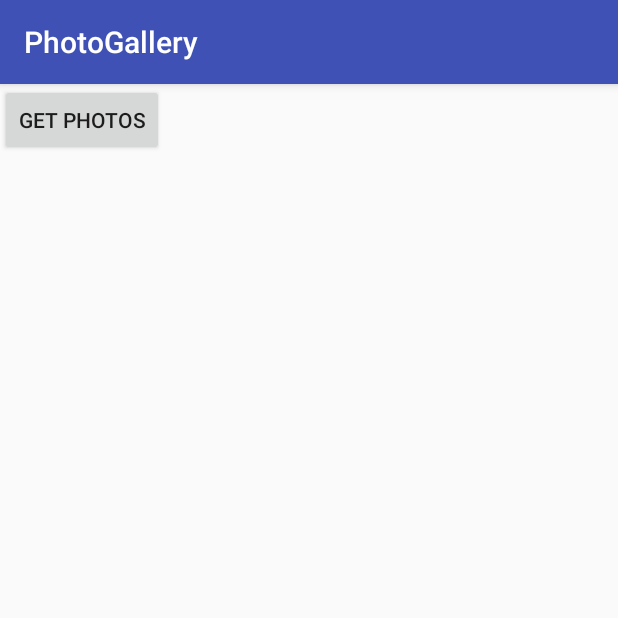
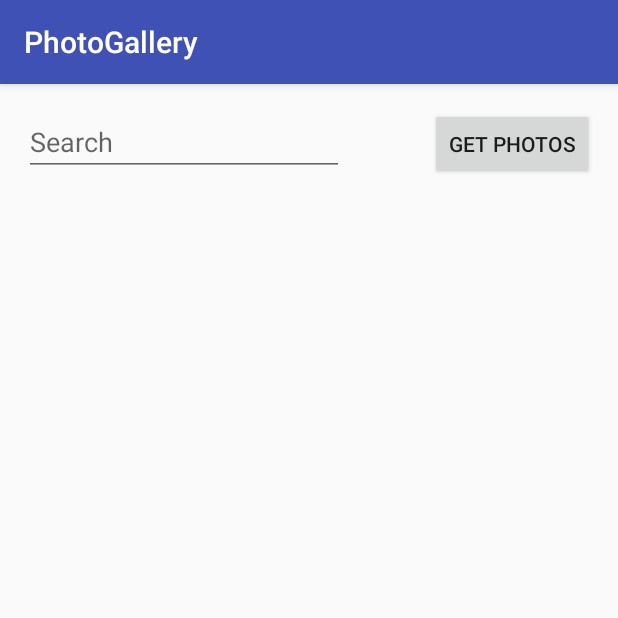
Before and after one commit to ramesgop/PhotoGallery, an Android app: the screen it shows after launch (MainActivity), after a tap on "GET PHOTOS", on a phone screen of 412 x 824 dp, the top half of it. Run offline under Robolectric (Android 15) with nearby library versions, the phone set to English and light mode, and no system bars.

```diff
--- /dev/null
+++ b/app/src/main/java/com/example/ramesgop/photogallery/IPhotoSearchCallback.java
@@ -0,0 +1,8 @@
+package com.example.ramesgop.photogallery;
+
+import java.util.ArrayList;
+
+interface IPhotoSearchCallback {
+
+    void onPhotosAvailable(ArrayList<Photo> result);
+}
--- a/app/src/main/java/com/example/ramesgop/photogallery/MainActivity.java
+++ b/app/src/main/java/com/example/ramesgop/photogallery/MainActivity.java
@@ -1,6 +1,7 @@
 package com.example.ramesgop.photogallery;
 
 import android.app.ProgressDialog;
+import android.content.Context;
 import android.os.AsyncTask;
 import android.os.Bundle;
 import android.support.v7.app.AppCompatActivity;
@@ -9,22 +10,31 @@ import android.support.v7.widget.RecyclerView;
 import android.support.v7.widget.Toolbar;
 import android.util.Log;
 import android.view.View;
+import android.view.inputmethod.InputMethodManager;
 import android.widget.Button;
+import android.widget.EditText;
 
 import org.json.JSONArray;
 import org.json.JSONException;
 import org.json.JSONObject;
 
 import java.util.ArrayList;
+import java.util.concurrent.Executor;
+import java.util.concurrent.ExecutorService;
+import java.util.concurrent.Executors;
 
-public class MainActivity extends AppCompatActivity {
+public class MainActivity extends AppCompatActivity implements IPhotoSearchCallback {
 
     private static final String LOG_TAG = "MainActivity";
+    private static final int RESULTS_PER_PAGE = 30;
     private ProgressDialog progressDialog;
     private RecyclerView photosList;
     private PhotosAdapter photosAdapter;
     private GridLayoutManager layoutManager;
     private int pagesFetched = 0;
+    private boolean isFetchingImages = false;
+    private ExecutorService mExecutor;
+    private String searchText;
 
     @Override
     protected void onCreate(Bundle savedInstanceState) {
@@ -33,13 +43,26 @@ public class MainActivity extends AppCompatActivity {
         Toolbar toolbar = (Toolbar) findViewById(R.id.toolbar);
         setSupportActionBar(toolbar);
 
+        mExecutor = Executors.newSingleThreadExecutor();
 
-        Button photosbutton = findViewById(R.id.getPhotos);
+        final EditText searchEditText = this.findViewById(R.id.searchText);
+
+        final Button photosbutton = findViewById(R.id.getPhotos);
         photosbutton.setOnClickListener(new View.OnClickListener() {
             @Override
             public void onClick(View view) {
-                pagesFetched++;
-                new GetPhotos().execute(pagesFetched);
+                //startFetching the results
+                pagesFetched = 1;
+                //new GetPhotos().execute(pagesFetched);
+                searchText = searchEditText.getText().toString();
+                searchEditText.clearFocus();
+                InputMethodManager imm = (InputMethodManager)getSystemService(
+                        Context.INPUT_METHOD_SERVICE);
+                imm.hideSoftInputFromWindow(searchEditText.getWindowToken(), 0);
+
+                showProgressDialog();
+                photosAdapter.clearDataSet();
+                mExecutor.submit(new GetPhotosTask(searchText, pagesFetched, RESULTS_PER_PAGE, MainActivity.this ));
             }
         });
 
@@ -61,7 +84,7 @@ public class MainActivity extends AppCompatActivity {
                 int totalItemCount = layoutManager.getItemCount();
                 int firstVisibleItemPosition = layoutManager.findFirstVisibleItemPosition();
 
-                if ((visibleItemCount + firstVisibleItemPosition) >= totalItemCount) {
+                if ((visibleItemCount + firstVisibleItemPosition) +  6 >= totalItemCount && !isFetchingImages) {
                     loadNextPage();
                 }
             }
@@ -70,7 +93,37 @@ public class MainActivity extends AppCompatActivity {
 
     private void loadNextPage() {
         pagesFetched++;
-        new GetPhotos().execute(pagesFetched);
+        //new GetPhotos().execute(pagesFetched);
+        mExecutor.submit(new GetPhotosTask(searchText, pagesFetched, RESULTS_PER_PAGE, this));
+    }
+
+    @Override
+    public void onPhotosAvailable(final ArrayList<Photo> result) {
+        runOnUiThread(new Runnable() {
+            @Override
+            public void run() {
+                if (progressDialog.isShowing()) {
+                    progressDialog.dismiss();
+                }
+
+                int count = photosAdapter.getItemCount();
+                photosAdapter.addPhotos(result);
+                photosAdapter.notifyItemRangeInserted(count, RESULTS_PER_PAGE);
+
+                isFetchingImages = false;
+            }
+        });
+    }
+
+    private void showProgressDialog() {
+        // Showing progress dialog
+        if (progressDialog == null) {
+            progressDialog = new ProgressDialog(MainActivity.this);
+            progressDialog.setMessage(getString(R.string.waiting));
+            progressDialog.setCancelable(false);
+            progressDialog.show();
+        }
+        isFetchingImages = true;
     }
 
     private class GetPhotos extends AsyncTask<Integer, Void, ArrayList<Photo>> {
@@ -79,34 +132,28 @@ public class MainActivity extends AppCompatActivity {
         protected void onPreExecute() {
             super.onPreExecute();
             // Showing progress dialog
-            progressDialog = new ProgressDialog(MainActivity.this);
-            progressDialog.setMessage(getString(R.string.waiting));
-            progressDialog.setCancelable(false);
-            progressDialog.show();
+            showProgressDialog();
         }
 
         @Override
         protected ArrayList<Photo> doInBackground(Integer... arg0) {
             ArrayList<Photo> photos = new ArrayList<>();
-
             int page = arg0[0];
 
             // Creating service handler class instance
             ServiceHandler serviceHandler = new ServiceHandler();
 
-            // Making a request to ISSUES_URL and getting response
-            String jsonStr = serviceHandler.makeServiceCall("kittens",30, page);
+            // Making a request to FLICKER_API_URL and getting response
+            String jsonStr = serviceHandler.makeServiceCall("kittens", RESULTS_PER_PAGE, page);
 
-            Log.d(LOG_TAG, "Response " + " = " + jsonStr);
+            //Log.d(LOG_TAG, "Response " + " = " + jsonStr);
             if(jsonStr != null)
             {
                 try
                 {
                     JSONObject result = new JSONObject(jsonStr);
-                    //Parse and add the json objects
+                    //Parse and add the photo objects
                     JSONArray jsonArrayObj = result.getJSONObject("photos").getJSONArray("photo");
-
-
 
                     for(int i=0; i<jsonArrayObj.length(); i++)
                     {
@@ -118,8 +165,6 @@ public class MainActivity extends AppCompatActivity {
 
                         Photo photo = new Photo(id, farm,server,secret);
                         photos.add(photo);
-
-                        //Log.d(LOG_TAG, "Object " + i + " "+ photo.toString());
                     }
 
 
@@ -137,14 +182,69 @@ public class MainActivity extends AppCompatActivity {
         protected void onPostExecute(ArrayList<Photo> result) {
             super.onPostExecute(result);
             // Dismiss the progress dialog
-            if (progressDialog.isShowing()){
+            if (progressDialog.isShowing()) {
                 progressDialog.dismiss();
             }
 
-            //photosList.setAdapter(new PhotosAdapter(result));
+            int count = photosAdapter.getItemCount();
             photosAdapter.addPhotos(result);
-            photosAdapter.notifyDataSetChanged();
+            photosAdapter.notifyItemRangeInserted(count, RESULTS_PER_PAGE);
+
+            isFetchingImages = false;
         }
 
     }
+
+    private class GetPhotosTask implements Runnable {
+
+        private String searchText;
+        private int page;
+        private int resultsPerPage;
+        private IPhotoSearchCallback mCallback;
+
+        private GetPhotosTask(String serchText, int page, int resultsPerPage, IPhotoSearchCallback callback) {
+            this.searchText = serchText;
+            this.page = page;
+            this.resultsPerPage = resultsPerPage;
+            this.mCallback = callback;
+        }
+
+        @Override
+        public void run() {
+            ArrayList<Photo> photos = new ArrayList<>();
+            ServiceHandler serviceHandler = new ServiceHandler();
+
+            // Making a request to FLICKER_API_URL and getting response
+            String jsonStr = serviceHandler.makeServiceCall(searchText, resultsPerPage, page);
+
+            //Log.d(LOG_TAG, "Response " + " = " + jsonStr);
+            if(jsonStr != null)
+            {
+                try
+                {
+                    JSONObject result = new JSONObject(jsonStr);
+                    //Parse and add the photo objects
+                    JSONArray jsonArrayObj = result.getJSONObject("photos").getJSONArray("photo");
+
+                    for(int i=0; i<jsonArrayObj.length(); i++)
+                    {
+                        JSONObject jsonObject = jsonArrayObj.getJSONObject(i);
+                        String id = jsonObject.getString("id");
+                        String farm = jsonObject.getString("farm");
+                        String server = jsonObject.getString("server");
+                        String secret = jsonObject.getString("secret");
+
+                        Photo photo = new Photo(id, farm,server,secret);
+                        photos.add(photo);
+                    }
+                }
+                catch(JSONException e)
+                {
+                    Log.e(LOG_TAG, "Exception while parsing issues json object");
+                }
+            }
+
+            mCallback.onPhotosAvailable(photos);
+        }
+    }
 }
--- a/app/src/main/res/layout/content_main.xml
+++ b/app/src/main/res/layout/content_main.xml
@@ -12,7 +12,16 @@
         android:id="@+id/getPhotos"
         android:layout_width="wrap_content"
         android:layout_height="wrap_content"
-        android:text="@string/get_photos" />
+        android:layout_marginEnd="16dp"
+        android:layout_marginLeft="8dp"
+        android:layout_marginRight="16dp"
+        android:layout_marginStart="8dp"
+        android:layout_marginTop="16dp"
+        android:text="@string/get_photos"
+        app:layout_constraintEnd_toEndOf="parent"
+        app:layout_constraintHorizontal_bias="1.0"
+        app:layout_constraintStart_toEndOf="@+id/editText"
+        app:layout_constraintTop_toTopOf="parent" />
 
     <android.support.v7.widget.RecyclerView
         android:id="@+id/list_photos"
@@ -23,4 +32,17 @@
         app:layout_constraintStart_toStartOf="parent"
         app:layout_constraintTop_toBottomOf="@+id/getPhotos" />
 
+    <EditText
+        android:id="@+id/searchText"
+        android:layout_width="wrap_content"
+        android:layout_height="wrap_content"
+        android:layout_marginLeft="16dp"
+        android:layout_marginStart="16dp"
+        android:layout_marginTop="16dp"
+        android:ems="10"
+        android:inputType="text"
+        android:hint="@string/search_hint"
+        app:layout_constraintStart_toStartOf="parent"
+        app:layout_constraintTop_toTopOf="parent" />
+
 </android.support.constraint.ConstraintLayout>
--- a/app/src/main/res/values/strings.xml
+++ b/app/src/main/res/values/strings.xml
@@ -5,4 +5,5 @@
     <string name="get_photos">Get Photos</string>
 
     <string name="photo_url">http://farm%1$s.static.flickr.com/%2$s/%3$s_%4$s.jpg</string>
+    <string name="search_hint">Search</string>
 </resources>
```
Also changed, not shown: app/src/main/java/com/example/ramesgop/photogallery/PhotosAdapter.java (+27 -15 lines).
